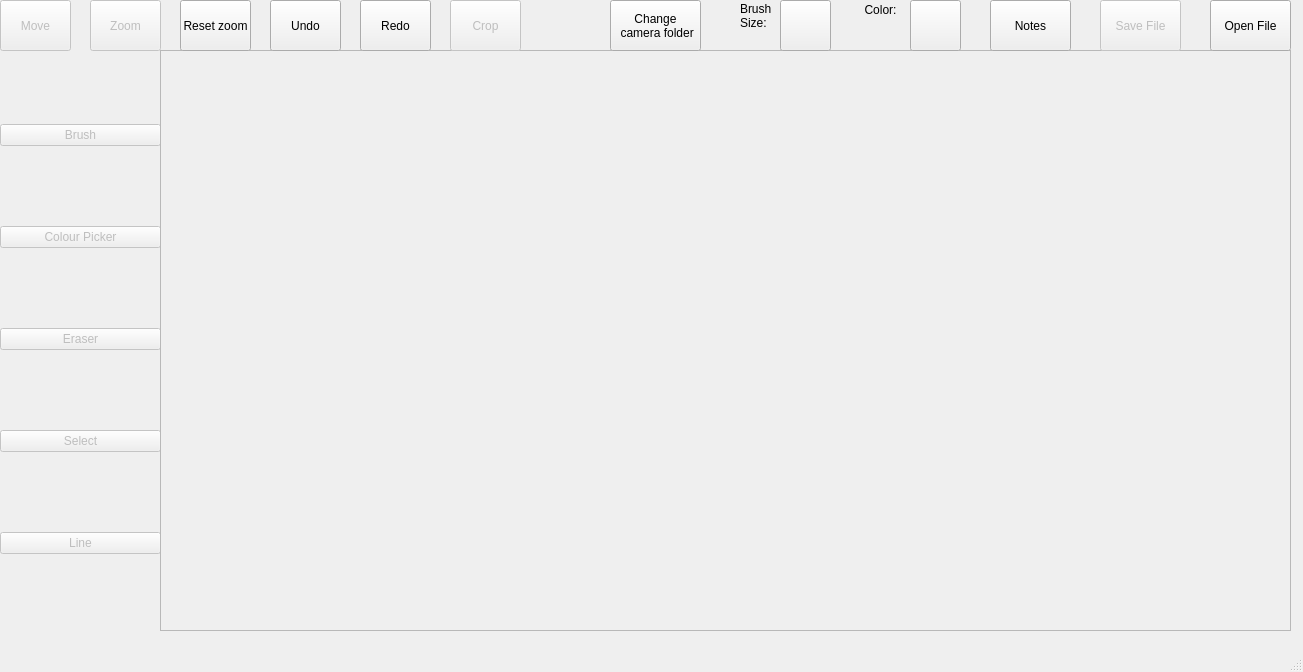
This is src/mainwindow.ui in robedpixel/SmartMonitor-Python as Qt 5 draws it before an edit. The edited form follows.
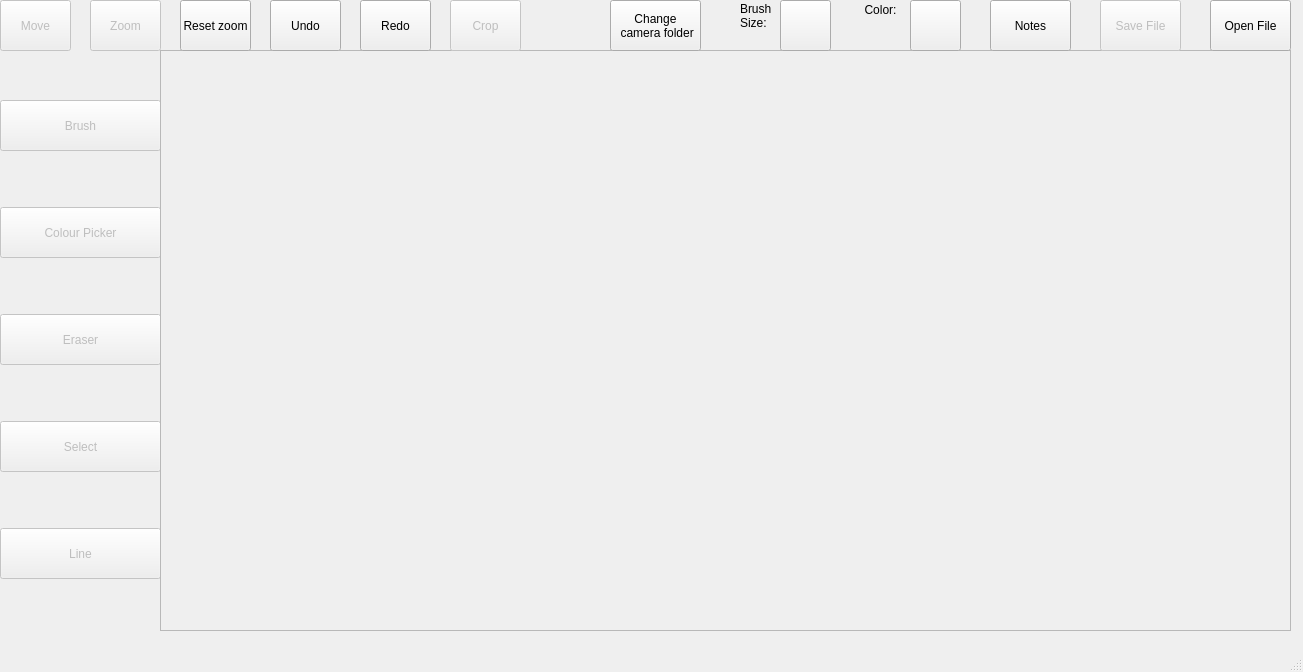
This is the edited form.

Commit message: fix bug with reloading notes when loading new image

Patch:
```diff
--- a/src/mainwindow.ui
+++ b/src/mainwindow.ui
@@ -29,6 +29,12 @@
        <property name="enabled">
         <bool>false</bool>
        </property>
+       <property name="minimumSize">
+        <size>
+         <width>0</width>
+         <height>51</height>
+        </size>
+       </property>
        <property name="text">
         <string>Brush</string>
        </property>
@@ -42,6 +48,12 @@
        <property name="enabled">
         <bool>false</bool>
        </property>
+       <property name="minimumSize">
+        <size>
+         <width>0</width>
+         <height>51</height>
+        </size>
+       </property>
        <property name="text">
         <string>Colour Picker</string>
        </property>
@@ -55,6 +67,12 @@
        <property name="enabled">
         <bool>false</bool>
        </property>
+       <property name="minimumSize">
+        <size>
+         <width>0</width>
+         <height>51</height>
+        </size>
+       </property>
        <property name="text">
         <string>Eraser</string>
        </property>
@@ -68,6 +86,12 @@
        <property name="enabled">
         <bool>false</bool>
        </property>
+       <property name="minimumSize">
+        <size>
+         <width>0</width>
+         <height>51</height>
+        </size>
+       </property>
        <property name="text">
         <string>Select</string>
        </property>
@@ -81,6 +105,12 @@
        <property name="enabled">
         <bool>false</bool>
        </property>
+       <property name="minimumSize">
+        <size>
+         <width>0</width>
+         <height>51</height>
+        </size>
+       </property>
        <property name="text">
         <string>Line</string>
        </property>
```
The commit also changes 2 other files.
